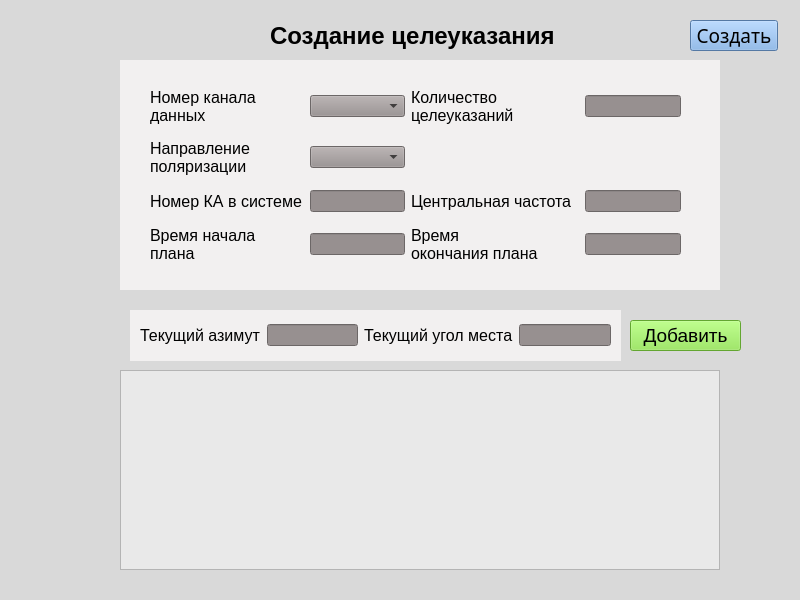
First picture: the form in view/commands/targetdesignationsv.ui, repository waitskoro/APS, before the edit.
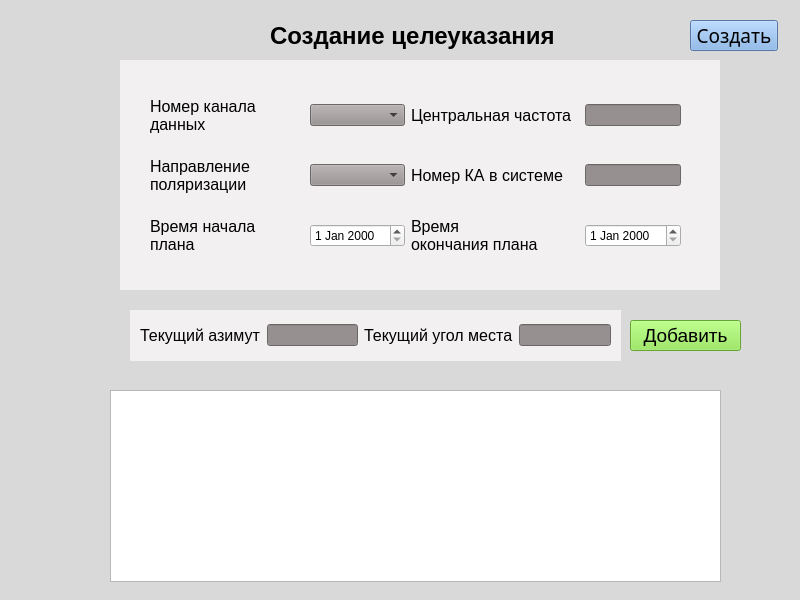
Second picture: the form after the edit.

Commit message: feat: Отправка целеуказаний

Patch:
```diff
--- a/view/commands/targetdesignationsv.ui
+++ b/view/commands/targetdesignationsv.ui
@@ -294,22 +294,6 @@
     <string>Добавить</string>
    </property>
   </widget>
-  <widget class="QTableView" name="coordinates">
-   <property name="geometry">
-    <rect>
-     <x>120</x>
-     <y>370</y>
-     <width>600</width>
-     <height>200</height>
-    </rect>
-   </property>
-   <property name="styleSheet">
-    <string notr="true">background-color: #E9E9E9</string>
-   </property>
-   <attribute name="horizontalHeaderDefaultSectionSize">
-    <number>299</number>
-   </attribute>
-  </widget>
   <widget class="QLabel" name="label_12">
    <property name="geometry">
     <rect>
@@ -418,15 +402,8 @@
     </rect>
    </property>
    <layout class="QGridLayout" name="gridLayout">
-    <item row="0" column="3">
-     <widget class="QLineEdit" name="numberOfTargetDesignations">
-      <property name="styleSheet">
-       <string notr="true">background-color: #979090</string>
-      </property>
-     </widget>
-    </item>
-    <item row="2" column="0">
-     <widget class="QLabel" name="label_5">
+    <item row="0" column="0">
+     <widget class="QLabel" name="label_3">
       <property name="font">
        <font>
         <pointsize>12</pointsize>
@@ -436,7 +413,7 @@
        <string notr="true">color: black</string>
       </property>
       <property name="text">
-       <string>Номер КА в системе</string>
+       <string>Номер канала данных</string>
       </property>
       <property name="wordWrap">
        <bool>true</bool>
@@ -461,38 +438,6 @@
       </property>
      </widget>
     </item>
-    <item row="1" column="1">
-     <widget class="QComboBox" name="polarization">
-      <property name="styleSheet">
-       <string notr="true">background-color: #979090</string>
-      </property>
-     </widget>
-    </item>
-    <item row="2" column="3">
-     <widget class="QLineEdit" name="centerFrequency">
-      <property name="styleSheet">
-       <string notr="true">background-color: #979090</string>
-      </property>
-     </widget>
-    </item>
-    <item row="0" column="2">
-     <widget class="QLabel" name="label_4">
-      <property name="font">
-       <font>
-        <pointsize>12</pointsize>
-       </font>
-      </property>
-      <property name="styleSheet">
-       <string notr="true">color: black</string>
-      </property>
-      <property name="text">
-       <string>Количество целеуказаний</string>
-      </property>
-      <property name="wordWrap">
-       <bool>true</bool>
-      </property>
-     </widget>
-    </item>
     <item row="0" column="1">
      <widget class="QComboBox" name="channelNumbers">
       <property name="styleSheet">
@@ -500,14 +445,7 @@
       </property>
      </widget>
     </item>
-    <item row="2" column="1">
-     <widget class="QLineEdit" name="numberOfTheSpacecraft">
-      <property name="styleSheet">
-       <string notr="true">background-color: #979090</string>
-      </property>
-     </widget>
-    </item>
-    <item row="2" column="2">
+    <item row="0" column="2">
      <widget class="QLabel" name="label_10">
       <property name="font">
        <font>
@@ -525,8 +463,22 @@
       </property>
      </widget>
     </item>
-    <item row="0" column="0">
-     <widget class="QLabel" name="label_3">
+    <item row="0" column="3">
+     <widget class="QLineEdit" name="centerFrequency">
+      <property name="styleSheet">
+       <string notr="true">background-color: #979090</string>
+      </property>
+     </widget>
+    </item>
+    <item row="1" column="1">
+     <widget class="QComboBox" name="polarization">
+      <property name="styleSheet">
+       <string notr="true">background-color: #979090</string>
+      </property>
+     </widget>
+    </item>
+    <item row="1" column="2">
+     <widget class="QLabel" name="label_5">
       <property name="font">
        <font>
         <pointsize>12</pointsize>
@@ -536,14 +488,21 @@
        <string notr="true">color: black</string>
       </property>
       <property name="text">
-       <string>Номер канала данных</string>
+       <string>Номер КА в системе</string>
       </property>
       <property name="wordWrap">
        <bool>true</bool>
       </property>
      </widget>
     </item>
-    <item row="3" column="0">
+    <item row="1" column="3">
+     <widget class="QLineEdit" name="numberOfTheSpacecraft">
+      <property name="styleSheet">
+       <string notr="true">background-color: #979090</string>
+      </property>
+     </widget>
+    </item>
+    <item row="2" column="0">
      <widget class="QLabel" name="label_6">
       <property name="font">
        <font>
@@ -561,14 +520,10 @@
       </property>
      </widget>
     </item>
-    <item row="3" column="1">
-     <widget class="QLineEdit" name="planStartTime">
-      <property name="styleSheet">
-       <string notr="true">background-color: #979090</string>
-      </property>
-     </widget>
+    <item row="2" column="1">
+     <widget class="QDateEdit" name="startTime"/>
     </item>
-    <item row="3" column="2">
+    <item row="2" column="2">
      <widget class="QLabel" name="label_7">
       <property name="font">
        <font>
@@ -586,15 +541,21 @@
       </property>
      </widget>
     </item>
-    <item row="3" column="3">
-     <widget class="QLineEdit" name="planEndTime">
-      <property name="styleSheet">
-       <string notr="true">background-color: #979090</string>
-      </property>
-     </widget>
+    <item row="2" column="3">
+     <widget class="QDateEdit" name="endTime"/>
     </item>
    </layout>
   </widget>
+  <widget class="QTableView" name="coordinates">
+   <property name="geometry">
+    <rect>
+     <x>110</x>
+     <y>390</y>
+     <width>611</width>
+     <height>192</height>
+    </rect>
+   </property>
+  </widget>
  </widget>
  <resources/>
  <connections/>
```
The commit also changes 20 other files.
